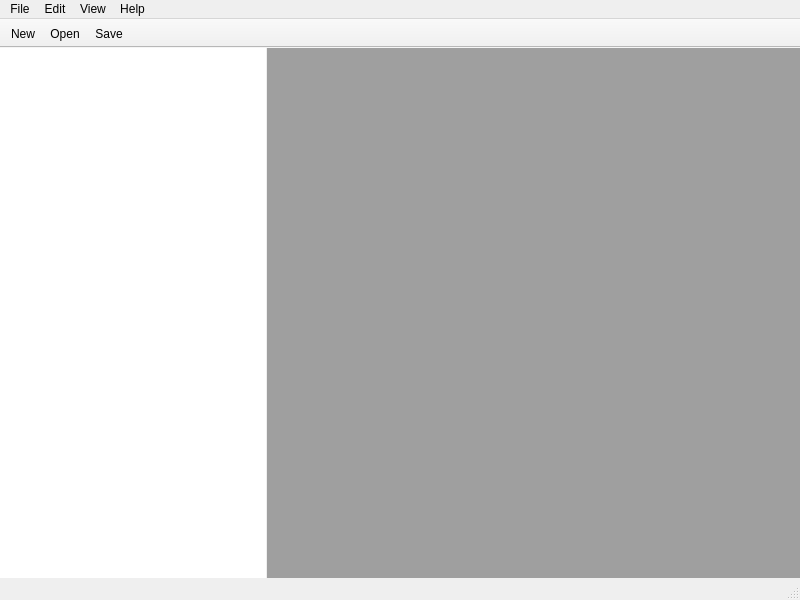
The window that qt_client/components/main_window/ui/main_window.ui (cosmoscope/qt-client) describes before a commit, drawn with Qt 5.
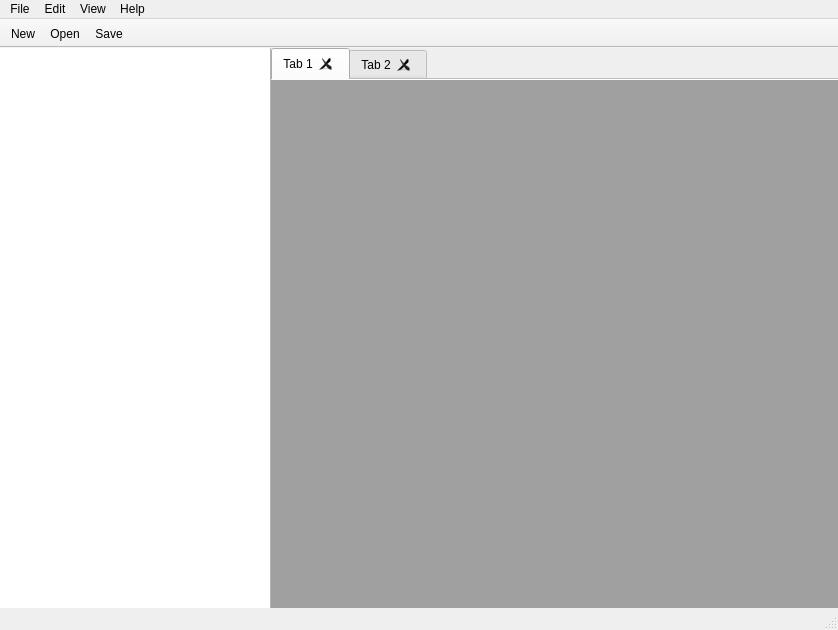
The same window after the commit. The open tabs and pages were chosen to show the change. Icons and pictures are not drawn.

```diff
--- a/qt_client/components/main_window/ui/main_window.ui
+++ b/qt_client/components/main_window/ui/main_window.ui
@@ -6,8 +6,8 @@
    <rect>
     <x>0</x>
     <y>0</y>
-    <width>800</width>
-    <height>600</height>
+    <width>838</width>
+    <height>630</height>
    </rect>
   </property>
   <property name="windowTitle">
@@ -19,7 +19,7 @@
   <widget class="QWidget" name="centralwidget">
    <layout class="QHBoxLayout" name="horizontalLayout">
     <property name="spacing">
-     <number>1</number>
+     <number>0</number>
     </property>
     <property name="leftMargin">
      <number>0</number>
@@ -34,7 +34,31 @@
      <number>0</number>
     </property>
     <item>
-     <widget class="QListView" name="listView">
+     <widget class="QSplitter" name="splitter">
+      <property name="styleSheet">
+       <string notr="true">QSplitter::handle {
+	image: none;
+} </string>
+      </property>
+      <property name="frameShape">
+       <enum>QFrame::NoFrame</enum>
+      </property>
+      <property name="lineWidth">
+       <number>0</number>
+      </property>
+      <property name="midLineWidth">
+       <number>0</number>
+      </property>
+      <property name="orientation">
+       <enum>Qt::Horizontal</enum>
+      </property>
+      <property name="opaqueResize">
+       <bool>true</bool>
+      </property>
+      <property name="handleWidth">
+       <number>0</number>
+      </property>
+      <widget class="QListView" name="list_view">
       <property name="minimumSize">
        <size>
         <width>200</width>
@@ -44,18 +68,44 @@
       <property name="focusPolicy">
        <enum>Qt::ClickFocus</enum>
       </property>
+       <property name="autoFillBackground">
+        <bool>false</bool>
+       </property>
+       <property name="styleSheet">
+        <string notr="true">.QListView {
+	border: none;
+	border-right: 1px solid rgb(179, 179, 179);
+}
+
+.QListView::item {
+	height: 36px;
+}</string>
+       </property>
       <property name="frameShape">
        <enum>QFrame::NoFrame</enum>
       </property>
       <property name="frameShadow">
        <enum>QFrame::Plain</enum>
       </property>
-     </widget>
-    </item>
-    <item>
-     <widget class="QMdiArea" name="mdiArea">
-      <property name="viewMode">
-       <enum>QMdiArea::TabbedView</enum>
+       <property name="lineWidth">
+        <number>0</number>
+       </property>
+      </widget>
+      <widget class="QTabWidget" name="tab_widget">
+       <property name="styleSheet">
+        <string notr="true"/>
+       </property>
+       <property name="tabPosition">
+        <enum>QTabWidget::North</enum>
+       </property>
+       <property name="tabShape">
+        <enum>QTabWidget::Rounded</enum>
+       </property>
+       <property name="currentIndex">
+        <number>1</number>
+       </property>
+       <property name="usesScrollButtons">
+        <bool>false</bool>
       </property>
       <property name="documentMode">
        <bool>true</bool>
@@ -63,9 +113,37 @@
       <property name="tabsClosable">
        <bool>true</bool>
       </property>
-      <property name="tabsMovable">
+       <property name="movable">
        <bool>true</bool>
       </property>
+       <widget class="QWidget" name="tab">
+        <attribute name="title">
+         <string>Tab 1</string>
+        </attribute>
+        <layout class="QHBoxLayout" name="horizontalLayout_2">
+         <property name="leftMargin">
+          <number>0</number>
+         </property>
+         <property name="topMargin">
+          <number>0</number>
+         </property>
+         <property name="rightMargin">
+          <number>0</number>
+         </property>
+         <property name="bottomMargin">
+          <number>0</number>
+         </property>
+         <item>
+          <widget class="QMdiArea" name="mdiArea"/>
+         </item>
+        </layout>
+       </widget>
+       <widget class="QWidget" name="tab_2">
+        <attribute name="title">
+         <string>Tab 2</string>
+        </attribute>
+       </widget>
+      </widget>
      </widget>
     </item>
    </layout>
@@ -75,7 +153,7 @@
     <rect>
      <x>0</x>
      <y>0</y>
-     <width>800</width>
+     <width>838</width>
      <height>22</height>
     </rect>
    </property>
@@ -109,6 +187,9 @@
    <property name="windowTitle">
     <string>toolBar</string>
    </property>
+   <property name="styleSheet">
+    <string notr="true"/>
+   </property>
    <property name="movable">
     <bool>false</bool>
    </property>
```
Left out of the diff: 5 changed lines with no effect on the pictures. Lines whose indentation alone changed are shown as unchanged.
